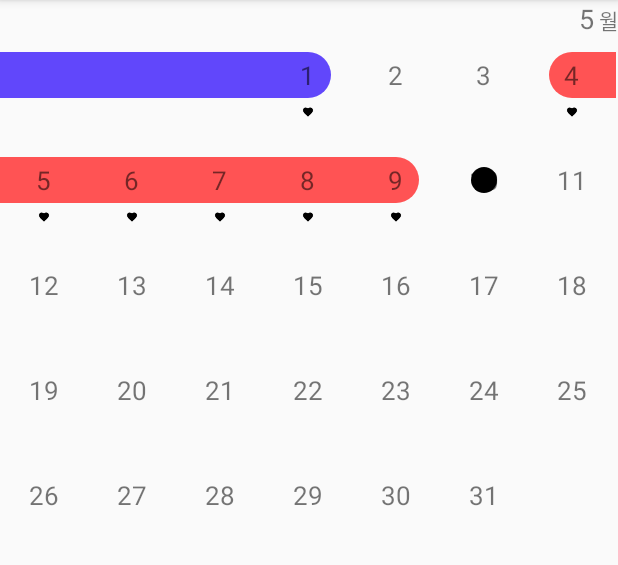
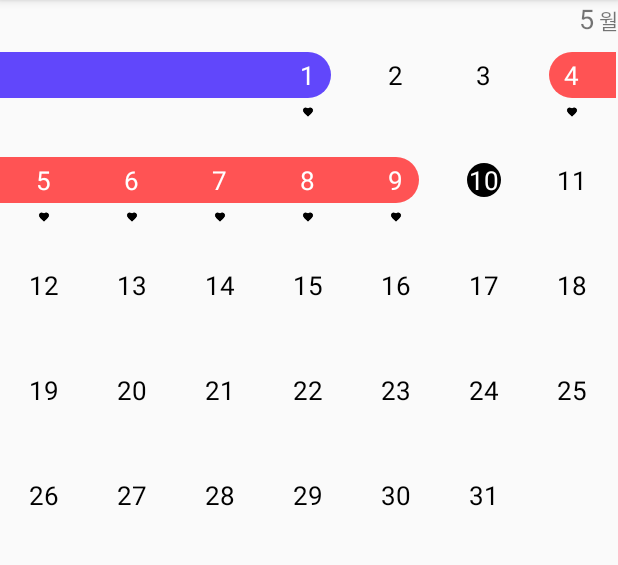
Before and after one commit to ToyCalendar/ToyCalendar_Android, an Android app: the screen it shows after launch (MainActivity), after a tap on "10", on a phone screen of 412 x 824 dp, the part 84-649 px from its top. Run offline under Robolectric (Android 15) with nearby library versions, the phone set to English and light mode, and no system bars; our stand-ins replace RxJava.

Commit message:
색칠된 날짜 텍스트 색상 변경

```diff
--- a/app/src/main/java/yapp/co/kr/toycalendar/calendar/widget/DayView.kt
+++ b/app/src/main/java/yapp/co/kr/toycalendar/calendar/widget/DayView.kt
@@ -6,13 +6,12 @@ import android.graphics.Color
 import android.graphics.Paint
 import android.graphics.Rect
 import android.util.AttributeSet
-import android.util.Log
 import android.view.LayoutInflater
-import android.view.MotionEvent
 import android.view.View
 import android.widget.ImageView
 import android.widget.LinearLayout
 import android.widget.TextView
+import androidx.core.content.ContextCompat
 import yapp.co.kr.toycalendar.calendar.entity.Day
 import yapp.toycalendar.co.kr.toycalendar.R
 
@@ -85,10 +84,13 @@ class DayView : LinearLayout {
 
     override fun onDraw(canvas: Canvas?) {
         super.onDraw(canvas)
-        if(circleSize ==0f) circleSize = (title.bottom - title.top) / 2.toFloat()
+        circleSize = (title.bottom - title.top) / 2.toFloat()
+
+        if (mDay.physiologyStartYn || mDay.physiologyEndYn || mDay.physiologyCycleYn || mDay.ovulationStartYn || mDay.ovulationEndYn || mDay.ovulationCycleYn || mDay.isClicked) {
+            title.setTextColor(ContextCompat.getColor(context, R.color.white))
             when {
                 mDay.physiologyStartYn -> {
-                canvas?.drawCircle(width / 2.toFloat(), (title.top + title.bottom) / 2.toFloat(),circleSize , type1Color)
+                    canvas?.drawCircle(width / 2.toFloat(), (title.top + title.bottom) / 2.toFloat(), circleSize, type1Color)
                     canvas?.drawRect(Rect(width / 2, title.top, width, title.bottom), type1Color)
                 }
                 mDay.physiologyEndYn -> {
@@ -112,9 +114,14 @@ class DayView : LinearLayout {
                     canvas?.drawRect(Rect(0, title.top, width, title.bottom), type2Color)
                 }
             }
+
             if (mDay.isClicked) {
-            canvas?.drawCircle(width / 2.toFloat(), (title.top + title.bottom) / 2.toFloat(), circleSize-10, type3Color)
+                canvas?.drawCircle(width / 2.toFloat(), (title.top + title.bottom) / 2.toFloat(), circleSize - 6, type3Color)
             }
+        }else{
+            title.setTextColor(ContextCompat.getColor(context, R.color.black))
+        }
+
 
     }
 
```
Lines whose indentation alone changed are shown as unchanged.
